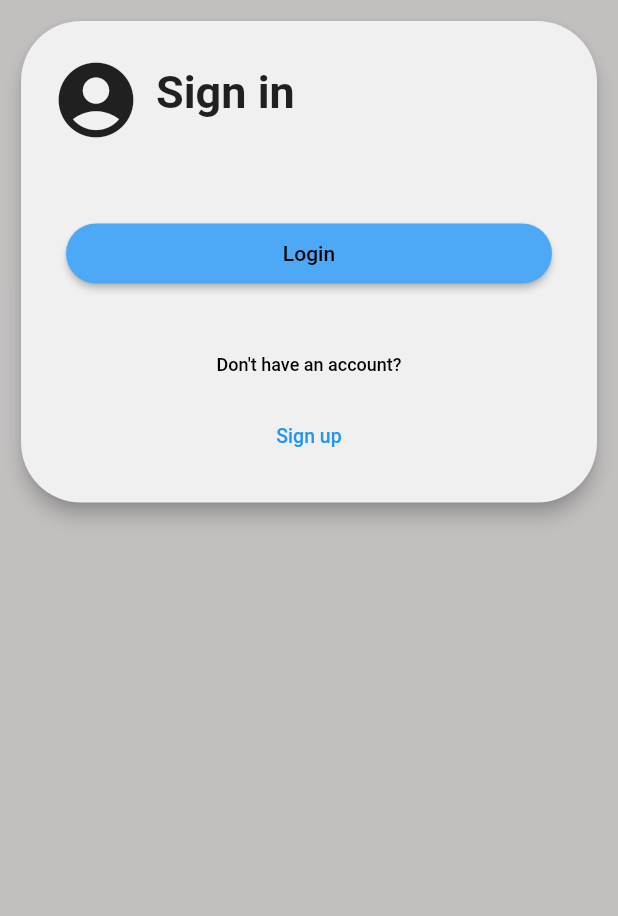
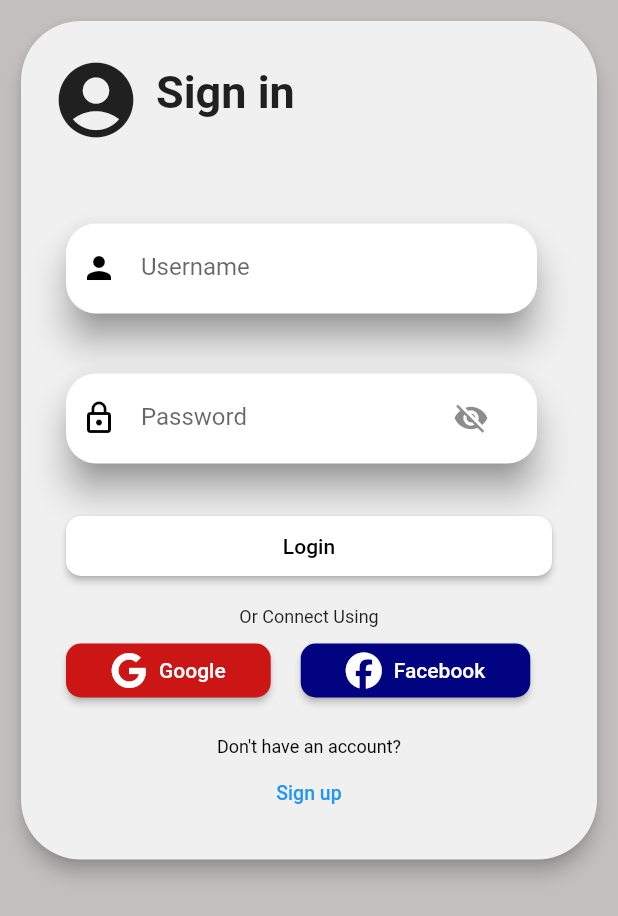
Before and after one commit to Fariszz/Financial-Planning-App, a Flutter app: the screen it shows after launch, on a phone screen of 412 x 824 dp. Shown: the top 916 px of the screen. Run offline on Flutter 3.47's test engine with Material 2 defaults, Android fonts, the phone set to English and light mode, and no system bars; our stand-ins replace font_awesome_flutter.

Commit message:
Login part 2
awesome Icon
Login

```diff
--- a/mobile/lib/Page/LoginScrenn.dart
+++ b/mobile/lib/Page/LoginScrenn.dart
@@ -1,11 +1,17 @@
 import 'package:flutter/material.dart';
+import 'package:font_awesome_flutter/font_awesome_flutter.dart';
 import 'package:mobile/Page/RegisterPage.dart';
 
 bool isVisible = false;
 
-class LoginScreen extends StatelessWidget {
+class LoginScreen extends StatefulWidget {
   const LoginScreen({Key? key}) : super(key: key);
 
+  @override
+  State<LoginScreen> createState() => _LoginScreenState();
+}
+
+class _LoginScreenState extends State<LoginScreen> {
   @override
   Widget build(BuildContext context) {
     return MaterialApp(
@@ -50,22 +56,12 @@ class LoginScreen extends StatelessWidget {
                               ),
                             ],
                           ),
-                          // Row(
-                          //   mainAxisAlignment: MainAxisAlignment.center,
-                          //   children: [
-                          //     Text(
-                          //       "Welcome Back :)",
-                          //       style: TextStyle(
-                          //           fontSize: 22, fontWeight: FontWeight.w500),
-                          //     ),
-                          //   ],
-                          // ),
-                          // Container(
-                          //   child: Column(children: [
-                          //     InputUsername(),
-                          //     InputPassword(),
-                          //   ]),
-                          // ),
+                          Container(
+                            child: Column(children: [
+                              InputUsername(),
+                              InputPassword(),
+                            ]),
+                          ),
                           Container(
                             height: 70,
                             padding:
@@ -89,34 +85,90 @@ class LoginScreen extends StatelessWidget {
                                 // );
                               },
                               style: ElevatedButton.styleFrom(
-                                  primary: Color.fromARGB(255, 77, 169,
-                                      245), // Color ElevatedButton
+                                primary: Colors.white,
+                                shape: RoundedRectangleBorder(
+                                    borderRadius: BorderRadius.circular(10)),
+                                onPrimary: Colors.black,
+                                minimumSize: Size(double.infinity, 50),
                                 padding: EdgeInsets.symmetric(
-                                      // Border Radius ElevatedBUtton
                                   horizontal: 40,
-                                      vertical: 10),
-                                  shape: StadiumBorder()),
                                 ),
+                              ),
+                            ),
+                          ),
+                          SizedBox(
+                            height: 20,
+                          ),
+                          Row(
+                            mainAxisAlignment: MainAxisAlignment.center,
+                            children: [
+                              Text(
+                                "Or Connect Using",
+                                style: TextStyle(fontSize: 12),
+                              )
+                            ],
+                          ),
+                          SizedBox(
+                            height: 5,
+                          ),
+                          Row(
+                            children: [
+                              Padding(
+                                padding:
+                                    const EdgeInsets.only(left: 30, right: 20),
+                                child: ElevatedButton.icon(
+                                  style: ElevatedButton.styleFrom(
+                                    primary: Color.fromARGB(255, 204, 22, 22),
+                                    shape: RoundedRectangleBorder(
+                                        borderRadius:
+                                            BorderRadius.circular(10)),
+                                    onPrimary: Colors.white,
+                                    padding: EdgeInsets.symmetric(
+                                      horizontal: 30,
+                                    ),
+                                  ),
+                                  icon: Icon(
+                                    FontAwesomeIcons.google,
+                                    color: Colors.white,
+                                  ),
+                                  label: Text("Google"),
+                                  onPressed: () {},
+                                ),
+                              ),
+                              ElevatedButton.icon(
+                                style: ElevatedButton.styleFrom(
+                                  primary: Color.fromARGB(255, 1, 3, 129),
+                                  shape: RoundedRectangleBorder(
+                                      borderRadius: BorderRadius.circular(10)),
+                                  onPrimary: Colors.white,
+                                  padding: EdgeInsets.symmetric(
+                                    horizontal: 30,
+                                  ),
+                                ),
+                                icon: Icon(
+                                  FontAwesomeIcons.facebook,
+                                  color: Colors.white,
+                                ),
+                                label: Text("Facebook"),
+                                onPressed: () {},
+                              ),
+                            ],
                           ),
                           Padding(
                             padding: const EdgeInsets.only(
-                              top: 30,
+                              top: 20,
                             ),
-                            child: TextButton(
                             child: Row(
                               mainAxisAlignment: MainAxisAlignment.center,
+                              children: [
+                                Row(
                                   children: [
                                     Text("Don't have an account?",
                                         style: TextStyle(
                                             color: Colors.black, fontSize: 12)),
                                   ],
                                 ),
-                              onPressed: () {
-                                Navigator.pushReplacement(context,
-                                    MaterialPageRoute(builder: (context) {
-                                  return RegisterScreen();
-                                }));
-                              },
+                              ],
                             ),
                           ),
                           SignupButton(),
@@ -127,7 +179,6 @@ class LoginScreen extends StatelessWidget {
                 ],
               ),
             )));
-  }
   }
 
   Container SignupButton() {
@@ -150,11 +201,11 @@ Container SignupButton() {
     );
   }
 
-  Padding InputPassword() {
+  Padding InputUsername() {
     return Padding(
-      padding: const EdgeInsets.only(top: 30, left: 20, right: 20, bottom: 20),
+      padding: const EdgeInsets.only(top: 30, left: 20, right: 20, bottom: 10),
       child: Container(
-        height: 65,
+        height: 60,
         child: Card(
           shadowColor: Color.fromARGB(255, 117, 115, 115),
           margin: EdgeInsets.only(
@@ -165,13 +216,55 @@ Container SignupButton() {
               RoundedRectangleBorder(borderRadius: BorderRadius.circular(20)),
           elevation: 10,
           child: Container(
-            padding: EdgeInsets.only(left: 30, right: 30),
+            padding: EdgeInsets.only(left: 10, right: 30),
+            child: Column(
+              children: [
+                TextFormField(
+                  decoration: InputDecoration(
+                    labelText: 'Username',
+                    border: InputBorder.none,
+                    focusedBorder: InputBorder.none,
+                    icon: Icon(
+                      Icons.person,
+                      color: Colors.black,
+                    ),
+                  ),
+                ),
+              ],
+            ),
+          ),
+        ),
+      ),
+    );
+  }
+
+  Padding InputPassword() {
+    return Padding(
+      padding: const EdgeInsets.only(top: 30, left: 20, right: 20, bottom: 5),
+      child: Container(
+        height: 60,
+        child: Card(
+          shadowColor: Color.fromARGB(255, 117, 115, 115),
+          margin: EdgeInsets.only(
+            left: 10,
+            right: 20,
+          ),
+          shape:
+              RoundedRectangleBorder(borderRadius: BorderRadius.circular(20)),
+          elevation: 10,
+          child: Container(
+            padding: EdgeInsets.only(left: 10, right: 20),
             child: Column(
               children: [
                 TextFormField(
                   decoration: InputDecoration(
                     labelText: 'Password',
-                    hintText: "Enter Your Password",
+                    border: InputBorder.none,
+                    focusedBorder: InputBorder.none,
+                    icon: Icon(
+                      Icons.lock_outline,
+                      color: Colors.black,
+                    ),
                     suffixIcon: IconButton(
                       icon: Icon(
                           isVisible ? Icons.visibility : Icons.visibility_off),
@@ -192,35 +285,4 @@ Container SignupButton() {
       ),
     );
   }
-
-  Padding InputUsername() {
-    return Padding(
-      padding: const EdgeInsets.only(top: 30, left: 20, right: 20, bottom: 20),
-      child: Container(
-        height: 65,
-        child: Card(
-          shadowColor: Color.fromARGB(255, 117, 115, 115),
-          margin: EdgeInsets.only(
-            left: 10,
-            right: 20,
-          ),
-          shape:
-              RoundedRectangleBorder(borderRadius: BorderRadius.circular(20)),
-          elevation: 10,
-          child: Container(
-            padding: EdgeInsets.only(left: 30, right: 30),
-            child: Column(
-              children: [
-                TextFormField(
-                  decoration: InputDecoration(
-                    labelText: 'Username',
-                    hintText: "Enter Your Username",
-                  ),
-                ),
-              ],
-            ),
-          ),
-        ),
-      ),
-    );
 }
--- a/mobile/pubspec.yaml
+++ b/mobile/pubspec.yaml
@@ -29,6 +29,9 @@ environment:
 dependencies:
   flutter:
     sdk: flutter
+
+  font_awesome_flutter: ^10.1.0
+  community_material_icon: ^5.9.55
 
 
   # The following adds the Cupertino Icons font to your application.
```
Also changed, not shown: mobile/pubspec.lock. Lines whose indentation alone changed are shown as unchanged.
